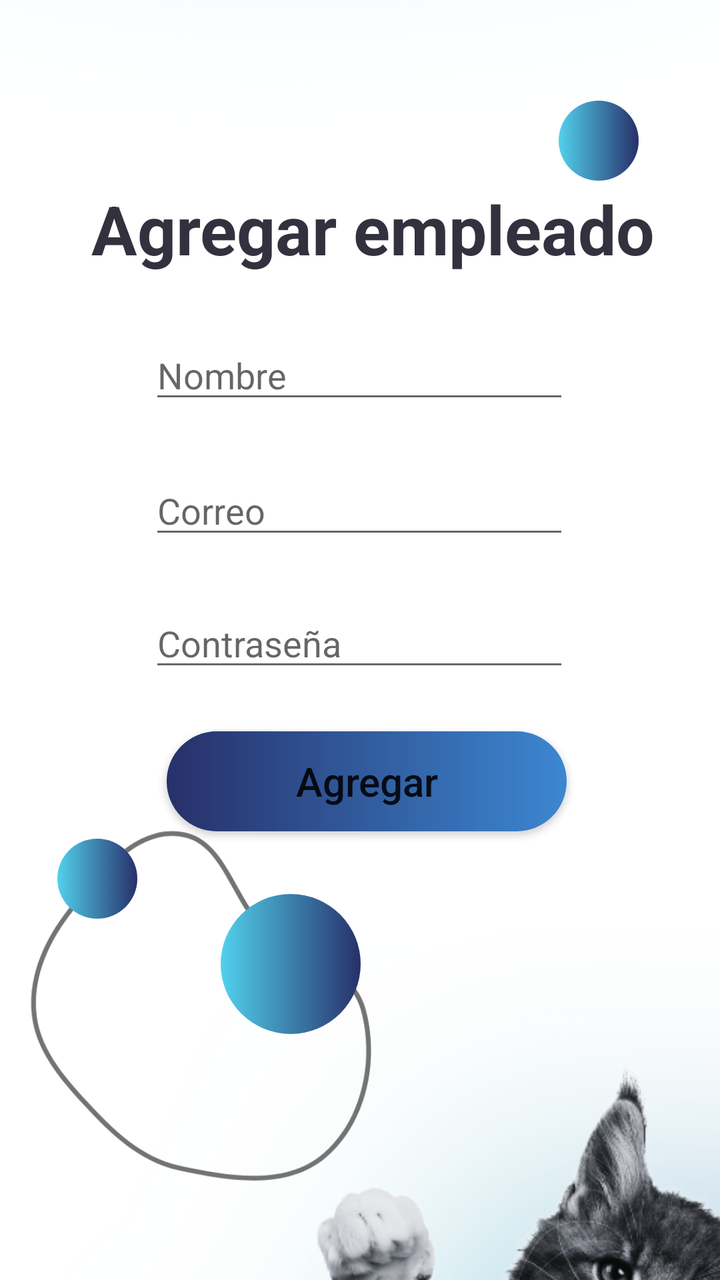
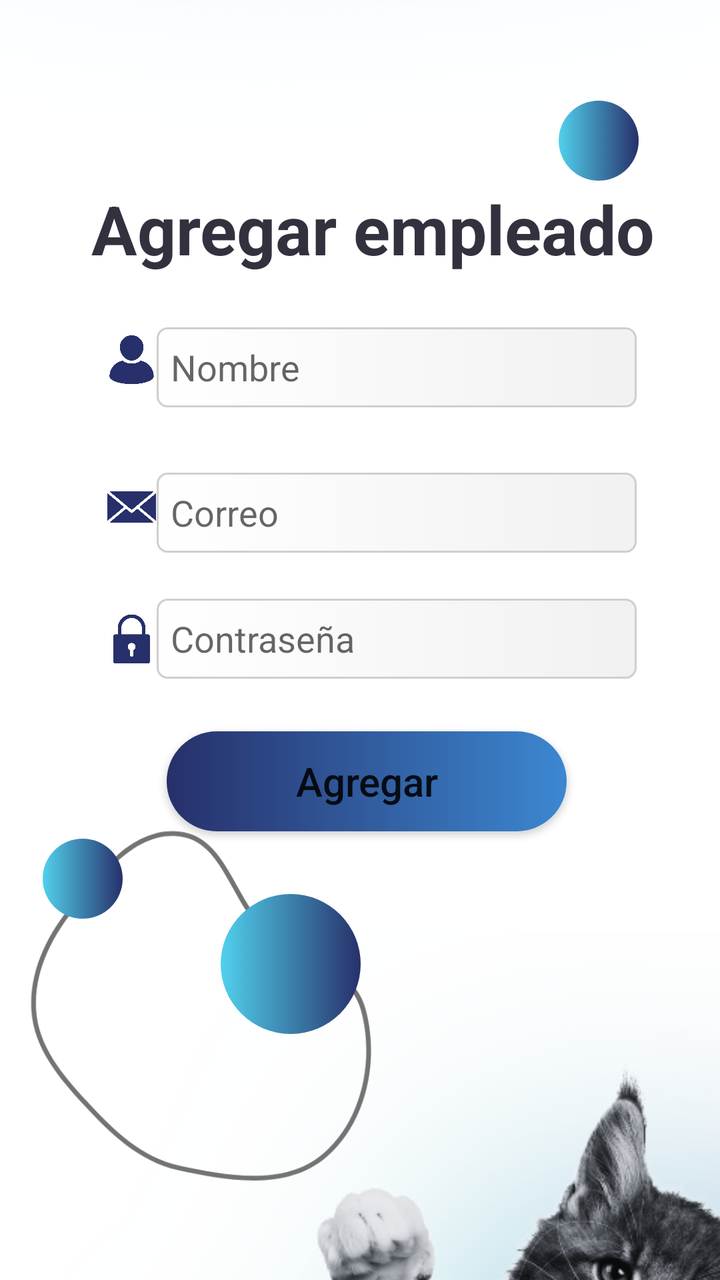

Screens rendered from an Android XML layout before and after an edit, with the pre-edit source and the edit as a unified diff.
<!-- AndroidManifest.xml: application theme Theme.OnePetApp.NoActionBar -->
<!-- res/layout/fragment_agregarempleadodv.xml -->
<?xml version="1.0" encoding="utf-8"?>
<androidx.constraintlayout.widget.ConstraintLayout xmlns:android="http://schemas.android.com/apk/res/android"
    xmlns:app="http://schemas.android.com/apk/res-auto"
    xmlns:tools="http://schemas.android.com/tools"
    android:id="@+id/frameLayout"
    android:layout_width="match_parent"
    android:layout_height="match_parent"
    tools:context=".agregarempleadodv">

    <androidx.constraintlayout.widget.ConstraintLayout
        android:layout_width="match_parent"
        android:layout_height="match_parent">

        <ImageView
            android:id="@+id/imageView101"
            android:layout_width="177dp"
            android:layout_height="211dp"
            android:src="@drawable/bgtres"
            app:layout_constraintBottom_toBottomOf="parent"
            app:layout_constraintEnd_toEndOf="parent"
            app:layout_constraintHorizontal_bias="0.074"
            app:layout_constraintStart_toStartOf="parent"
            app:layout_constraintTop_toTopOf="parent"
            app:layout_constraintVertical_bias="0.926" />

        <ImageView
            android:id="@+id/imageView42"
            android:layout_width="wrap_content"
            android:layout_height="wrap_content"
            android:layout_marginBottom="460dp"
            android:src="@drawable/degazul1"
            app:layout_constraintBottom_toBottomOf="parent"
            app:layout_constraintEnd_toEndOf="parent"
            app:layout_constraintHorizontal_bias="0.0"
            app:layout_constraintStart_toStartOf="parent" />

        <ImageView
            android:id="@+id/imageView93"
            android:layout_width="wrap_content"
            android:layout_height="wrap_content"
            android:layout_marginStart="32dp"
            android:layout_marginTop="396dp"
            android:src="@drawable/degcelest"
            app:layout_constraintStart_toStartOf="parent"
            app:layout_constraintTop_toTopOf="parent" />

        <TextView
            android:id="@+id/txtTitulo1"
            android:layout_width="wrap_content"
            android:layout_height="wrap_content"
            android:text="Agregar empleado"
            android:textColor="#34313F"
            android:textSize="34sp"
            android:textStyle="bold"
            app:layout_constraintBottom_toBottomOf="parent"
            app:layout_constraintEnd_toEndOf="parent"
            app:layout_constraintHorizontal_bias="0.587"
            app:layout_constraintStart_toStartOf="parent"
            app:layout_constraintTop_toTopOf="parent"
            app:layout_constraintVertical_bias="0.154" />

        <EditText
            android:id="@+id/txtNombre_empleado"
            android:layout_width="wrap_content"
            android:layout_height="wrap_content"
            android:ems="10"
            android:hint="Nombre"
            android:inputType="text"
            app:layout_constraintBottom_toBottomOf="parent"
            app:layout_constraintEnd_toEndOf="parent"
            app:layout_constraintHorizontal_bias="0.497"
            app:layout_constraintStart_toStartOf="parent"
            app:layout_constraintTop_toTopOf="parent"
            app:layout_constraintVertical_bias="0.276" />

        <EditText
            android:id="@+id/txtContra_empleado"
            android:layout_width="wrap_content"
            android:layout_height="wrap_content"
            android:ems="10"
            android:hint="Contraseña"
            android:inputType="text"
            app:layout_constraintBottom_toBottomOf="parent"
            app:layout_constraintEnd_toEndOf="parent"
            app:layout_constraintHorizontal_bias="0.497"
            app:layout_constraintStart_toStartOf="parent"
            app:layout_constraintTop_toTopOf="parent" />

        <EditText
            android:id="@+id/txtCorreo_empleado"
            android:layout_width="wrap_content"
            android:layout_height="wrap_content"
            android:ems="10"
            android:hint="Correo"
            android:inputType="text"
            app:layout_constraintBottom_toBottomOf="parent"
            app:layout_constraintEnd_toEndOf="parent"
            app:layout_constraintHorizontal_bias="0.497"
            app:layout_constraintStart_toStartOf="parent"
            app:layout_constraintTop_toTopOf="parent"
            app:layout_constraintVertical_bias="0.389" />

        <ImageView
            android:id="@+id/imageView49"
            android:layout_width="wrap_content"
            android:layout_height="wrap_content"
            android:layout_marginTop="368dp"
            android:src="@drawable/ondaceleste3"
            app:layout_constraintEnd_toEndOf="parent"
            app:layout_constraintHorizontal_bias="0.0"
            app:layout_constraintStart_toStartOf="parent"
            app:layout_constraintTop_toTopOf="parent" />

        <Button
            android:id="@+id/btnAgregarEmpleado"
            android:layout_width="200dp"
            android:layout_height="50dp"
            android:background="@drawable/btnazul"
            android:text="Agregar"
            android:textAllCaps="false"
            android:textSize="20sp"
            app:backgroundTint="@null"
            app:layout_constraintBottom_toBottomOf="parent"
            app:layout_constraintEnd_toEndOf="parent"
            app:layout_constraintHorizontal_bias="0.521"
            app:layout_constraintStart_toStartOf="parent"
            app:layout_constraintTop_toTopOf="parent"
            app:layout_constraintVertical_bias="0.62" />

        <ImageView
            android:id="@+id/imageView102"
            android:layout_width="252dp"
            android:layout_height="180dp"
            android:layout_marginStart="252dp"
            android:layout_marginBottom="652dp"
            android:rotation="104"
            android:rotationY="0"
            android:src="@drawable/bgdos"
            app:layout_constraintBottom_toBottomOf="parent"
            app:layout_constraintStart_toStartOf="parent" />

        <ImageView
            android:id="@+id/imageView103"
            android:layout_width="40dp"
            android:layout_height="40dp"
            android:src="@drawable/circulocelesteazul"
            app:layout_constraintBottom_toBottomOf="parent"
            app:layout_constraintEnd_toEndOf="parent"
            app:layout_constraintHorizontal_bias="0.873"
            app:layout_constraintStart_toStartOf="parent"
            app:layout_constraintTop_toTopOf="parent"
            app:layout_constraintVertical_bias="0.084" />

        <ImageView
            android:id="@+id/imageView104"
            android:layout_width="70dp"
            android:layout_height="70dp"
            android:src="@drawable/circulocelesteazul"
            app:layout_constraintBottom_toBottomOf="parent"
            app:layout_constraintEnd_toEndOf="parent"
            app:layout_constraintHorizontal_bias="0.38"
            app:layout_constraintStart_toStartOf="parent"
            app:layout_constraintTop_toTopOf="parent"
            app:layout_constraintVertical_bias="0.784" />

        <ImageView
            android:id="@+id/imageView105"
            android:layout_width="294dp"
            android:layout_height="320dp"
            android:layout_marginStart="148dp"
            android:layout_marginTop="532dp"
            android:src="@drawable/imagengato10"
            app:layout_constraintStart_toStartOf="parent"
            app:layout_constraintTop_toTopOf="parent" />

        <ImageView
            android:id="@+id/imageView106"
            android:layout_width="40dp"
            android:layout_height="40dp"
            android:src="@drawable/circulocelesteazul"
            app:layout_constraintBottom_toBottomOf="parent"
            app:layout_constraintEnd_toEndOf="parent"
            app:layout_constraintHorizontal_bias="0.09"
            app:layout_constraintStart_toStartOf="parent"
            app:layout_constraintTop_toTopOf="parent"
            app:layout_constraintVertical_bias="0.699" />

    </androidx.constraintlayout.widget.ConstraintLayout>

</androidx.constraintlayout.widget.ConstraintLayout>
<!-- resources referenced by this layout -->
<resources>
  <!-- drawable bgdos: png bitmap (drawable, 16385 bytes) -->
  <!-- drawable bgtres: png bitmap (drawable, 17679 bytes) -->
  <!-- drawable btnazul (drawable) -->
  <?xml version="1.0" encoding="utf-8"?>
  <shape xmlns:android="http://schemas.android.com/apk/res/android"
      android:shape="rectangle">
      <gradient
          android:startColor="#27306A"
          android:endColor="#3C87D1">
      </gradient>
      <corners android:radius="1000dp"></corners>
  </shape>
  <!-- drawable circulocelesteazul (drawable) -->
  <?xml version="1.0" encoding="utf-8"?>
  <selector xmlns:android="http://schemas.android.com/apk/res/android">
      <item>
          <shape>
              <gradient
                  android:startColor="#51D1ED"
                  android:endColor="#27306A">
              </gradient>
              <corners android:radius="1000dp"></corners>
          </shape>
      </item>
  </selector>
  <!-- drawable degazul1: png bitmap (drawable, 209772 bytes) -->
  <!-- drawable degcelest: png bitmap (drawable, 239595 bytes) -->
  <!-- drawable imagengato10: png bitmap (drawable, 193071 bytes) -->
  <!-- drawable ondaceleste3: png bitmap (drawable, 15918 bytes) -->
  <style name="Theme.OnePetApp.NoActionBar">
          <item name="windowActionBar">false</item>
          <item name="windowNoTitle">true</item>
      </style>
</resources>

<!-- the commit's change to res/layout/fragment_agregarempleadodv.xml (unified diff, before → after) -->
@@ -59,53 +59,13 @@
             app:layout_constraintTop_toTopOf="parent"
             app:layout_constraintVertical_bias="0.154" />
 
-        <EditText
-            android:id="@+id/txtNombre_empleado"
-            android:layout_width="wrap_content"
-            android:layout_height="wrap_content"
-            android:ems="10"
-            android:hint="Nombre"
-            android:inputType="text"
-            app:layout_constraintBottom_toBottomOf="parent"
-            app:layout_constraintEnd_toEndOf="parent"
-            app:layout_constraintHorizontal_bias="0.497"
-            app:layout_constraintStart_toStartOf="parent"
-            app:layout_constraintTop_toTopOf="parent"
-            app:layout_constraintVertical_bias="0.276" />
-
-        <EditText
-            android:id="@+id/txtContra_empleado"
-            android:layout_width="wrap_content"
-            android:layout_height="wrap_content"
-            android:ems="10"
-            android:hint="Contraseña"
-            android:inputType="text"
-            app:layout_constraintBottom_toBottomOf="parent"
-            app:layout_constraintEnd_toEndOf="parent"
-            app:layout_constraintHorizontal_bias="0.497"
-            app:layout_constraintStart_toStartOf="parent"
-            app:layout_constraintTop_toTopOf="parent" />
-
-        <EditText
-            android:id="@+id/txtCorreo_empleado"
-            android:layout_width="wrap_content"
-            android:layout_height="wrap_content"
-            android:ems="10"
-            android:hint="Correo"
-            android:inputType="text"
-            app:layout_constraintBottom_toBottomOf="parent"
-            app:layout_constraintEnd_toEndOf="parent"
-            app:layout_constraintHorizontal_bias="0.497"
-            app:layout_constraintStart_toStartOf="parent"
-            app:layout_constraintTop_toTopOf="parent"
-            app:layout_constraintVertical_bias="0.389" />
-
         <ImageView
             android:id="@+id/imageView49"
             android:layout_width="wrap_content"
             android:layout_height="wrap_content"
-            android:layout_marginTop="368dp"
-            android:src="@drawable/ondaceleste3"
+            android:layout_marginTop="445dp"
+            android:rotation="180"
+            android:src="@drawable/wavecomplete1"
             app:layout_constraintEnd_toEndOf="parent"
             app:layout_constraintHorizontal_bias="0.0"
             app:layout_constraintStart_toStartOf="parent"
@@ -180,11 +140,106 @@
             android:src="@drawable/circulocelesteazul"
             app:layout_constraintBottom_toBottomOf="parent"
             app:layout_constraintEnd_toEndOf="parent"
-            app:layout_constraintHorizontal_bias="0.09"
+            app:layout_constraintHorizontal_bias="0.067"
             app:layout_constraintStart_toStartOf="parent"
             app:layout_constraintTop_toTopOf="parent"
             app:layout_constraintVertical_bias="0.699" />
 
+        <ImageView
+            android:id="@+id/imageView66"
+            android:layout_width="25dp"
+            android:layout_height="25dp"
+            android:src="@drawable/iconnombreae"
+            app:layout_constraintBottom_toBottomOf="parent"
+            app:layout_constraintEnd_toEndOf="parent"
+            app:layout_constraintHorizontal_bias="0.159"
+            app:layout_constraintStart_toStartOf="parent"
+            app:layout_constraintTop_toTopOf="parent"
+            app:layout_constraintVertical_bias="0.272" />
+
+        <ImageView
+            android:id="@+id/imageView68"
+            android:layout_width="25dp"
+            android:layout_height="25dp"
+            android:src="@drawable/iconcorreoae"
+            app:layout_constraintBottom_toBottomOf="parent"
+            app:layout_constraintEnd_toEndOf="parent"
+            app:layout_constraintHorizontal_bias="0.159"
+            app:layout_constraintStart_toStartOf="parent"
+            app:layout_constraintTop_toTopOf="parent"
+            app:layout_constraintVertical_bias="0.392" />
+
+        <ImageView
+            android:id="@+id/imageView69"
+            android:layout_width="25dp"
+            android:layout_height="25dp"
+            android:src="@drawable/iconcontraae"
+            app:layout_constraintBottom_toBottomOf="parent"
+            app:layout_constraintEnd_toEndOf="parent"
+            app:layout_constraintHorizontal_bias="0.159"
+            app:layout_constraintStart_toStartOf="parent"
+            app:layout_constraintTop_toTopOf="parent"
+            app:layout_constraintVertical_bias="0.499" />
+
+        <EditText
+            android:id="@+id/txtNombre_empleado"
+            android:layout_width="240dp"
+            android:layout_height="40dp"
+            android:background="@drawable/bordecajasg"
+            android:ems="10"
+            android:hint="Nombre"
+            android:inputType="text"
+            android:padding="7dp"
+            app:layout_constraintBottom_toBottomOf="parent"
+            app:layout_constraintEnd_toEndOf="parent"
+            app:layout_constraintHorizontal_bias="0.653"
+            app:layout_constraintStart_toStartOf="parent"
+            app:layout_constraintTop_toTopOf="parent"
+            app:layout_constraintVertical_bias="0.273" />
+
+        <EditText
+            android:id="@+id/txtContra_empleado"
+            android:layout_width="240dp"
+            android:layout_height="40dp"
+            android:background="@drawable/bordecajasg"
+            android:ems="10"
+            android:hint="Contraseña"
+            android:inputType="text"
+            android:padding="7dp"
+            app:layout_constraintBottom_toBottomOf="parent"
+            app:layout_constraintEnd_toEndOf="parent"
+            app:layout_constraintHorizontal_bias="0.653"
+            app:layout_constraintStart_toStartOf="parent"
+            app:layout_constraintTop_toTopOf="parent"
+            app:layout_constraintVertical_bias="0.499" />
+
+        <EditText
+            android:id="@+id/txtCorreo_empleado"
+            android:layout_width="240dp"
+            android:layout_height="40dp"
+            android:background="@drawable/bordecajasg"
+            android:ems="10"
+            android:hint="Correo"
+            android:inputType="text"
+            android:padding="7dp"
+            app:layout_constraintBottom_toBottomOf="parent"
+            app:layout_constraintEnd_toEndOf="parent"
+            app:layout_constraintHorizontal_bias="0.653"
+            app:layout_constraintStart_toStartOf="parent"
+            app:layout_constraintTop_toTopOf="parent"
+            app:layout_constraintVertical_bias="0.394" />
+
+        <ImageView
+            android:id="@+id/imageView252"
+            android:layout_width="wrap_content"
+            android:layout_height="wrap_content"
+            android:layout_marginBottom="512dp"
+            android:rotation="0"
+            android:src="@drawable/wavecomplete2"
+            app:layout_constraintBottom_toBottomOf="parent"
+            app:layout_constraintEnd_toEndOf="parent"
+            app:layout_constraintStart_toStartOf="parent" />
+
     </androidx.constraintlayout.widget.ConstraintLayout>
 
 </androidx.constraintlayout.widget.ConstraintLayout>
<!-- resource entries referenced after the edit -->
@@ -2,6 +2,22 @@
 <resources>
   <!-- drawable bgdos: png bitmap (drawable, 16385 bytes) -->
   <!-- drawable bgtres: png bitmap (drawable, 17679 bytes) -->
+  <!-- drawable bordecajasg (drawable) -->
+  <?xml version="1.0" encoding="utf-8"?>
+  <selector xmlns:android="http://schemas.android.com/apk/res/android">
+      <item>
+          <shape>
+              <gradient
+                  android:startColor="#ffffff"
+                  android:endColor="#f1f1f1">
+              </gradient>
+              <corners android:radius="5dp">
+              </corners>
+              <stroke android:width="1dp"
+                  android:color="#cfcfcf" />
+          </shape>
+      </item>
+  </selector>
   <!-- drawable btnazul (drawable) -->
   <?xml version="1.0" encoding="utf-8"?>
   <shape xmlns:android="http://schemas.android.com/apk/res/android"
@@ -27,8 +43,12 @@
   </selector>
   <!-- drawable degazul1: png bitmap (drawable, 209772 bytes) -->
   <!-- drawable degcelest: png bitmap (drawable, 239595 bytes) -->
+  <!-- drawable iconcontraae: png bitmap (drawable, 9876 bytes) -->
+  <!-- drawable iconcorreoae: png bitmap (drawable, 14585 bytes) -->
+  <!-- drawable iconnombreae: png bitmap (drawable, 12717 bytes) -->
   <!-- drawable imagengato10: png bitmap (drawable, 193071 bytes) -->
-  <!-- drawable ondaceleste3: png bitmap (drawable, 15918 bytes) -->
+  <!-- drawable wavecomplete1: png bitmap (drawable, 30767 bytes) -->
+  <!-- drawable wavecomplete2: png bitmap (drawable, 30812 bytes) -->
   <style name="Theme.OnePetApp.NoActionBar">
           <item name="windowActionBar">false</item>
           <item name="windowNoTitle">true</item>
